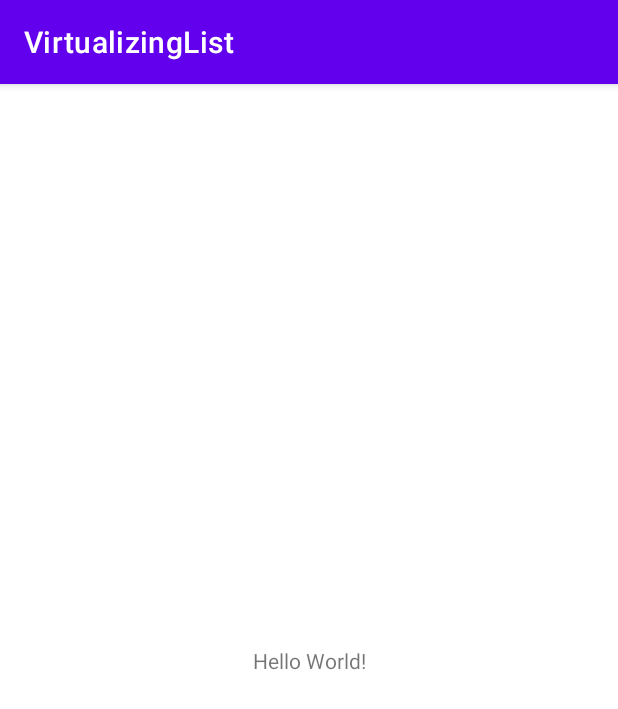
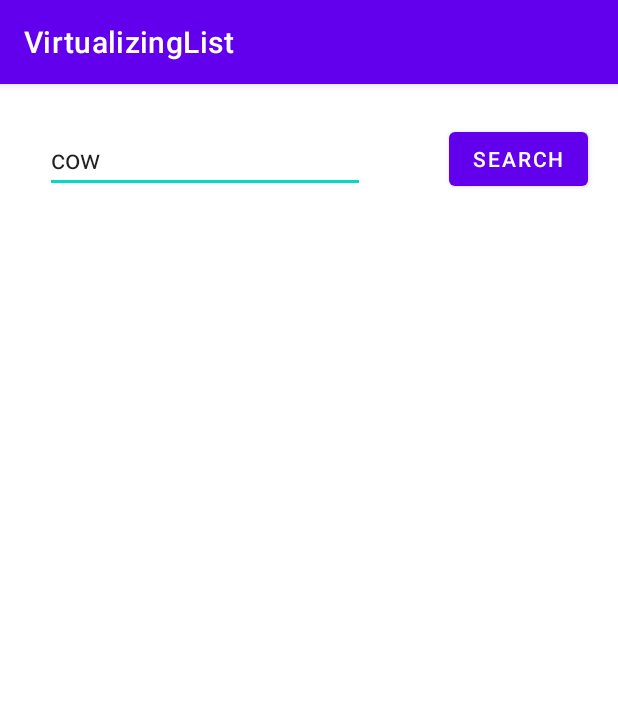
Before and after one commit to soapgu/VirtualizingList, an Android app: the screen it shows after launch (MainActivity), on a phone screen of 412 x 824 dp. Shown: the top 709 px of the screen. Run offline under Robolectric (Android 15) with nearby library versions, the phone set to English and light mode, and no system bars; our stand-ins replace RxJava, data binding, paging; 1 statement that could not run was skipped.

Commit message:
1 add PhotoAdapter extends PagingDataAdapter 2 add item layout 3 add MainViewModel 4 add dataBinding = true

```diff
--- a/app/build.gradle
+++ b/app/build.gradle
@@ -26,6 +26,9 @@ android {
         sourceCompatibility JavaVersion.VERSION_1_8
         targetCompatibility JavaVersion.VERSION_1_8
     }
+    buildFeatures {
+        dataBinding = true
+    }
 }
 
 dependencies {
--- a/app/src/main/java/com/soapdemo/virtualizinglist/MainActivity.java
+++ b/app/src/main/java/com/soapdemo/virtualizinglist/MainActivity.java
@@ -1,14 +1,23 @@
 package com.soapdemo.virtualizinglist;
 
 import androidx.appcompat.app.AppCompatActivity;
+import androidx.databinding.DataBindingUtil;
+import androidx.lifecycle.ViewModelProvider;
 
 import android.os.Bundle;
+
+import com.soapdemo.virtualizinglist.databinding.ActivityMainBinding;
+import com.soapdemo.virtualizinglist.viewmodel.MainViewModel;
 
 public class MainActivity extends AppCompatActivity {
 
     @Override
     protected void onCreate(Bundle savedInstanceState) {
         super.onCreate(savedInstanceState);
-        setContentView(R.layout.activity_main);
+        MainViewModel viewModel = new ViewModelProvider(this,
+                ViewModelProvider.AndroidViewModelFactory.getInstance(this.getApplication()))
+                .get(MainViewModel.class);
+        ActivityMainBinding binding  = DataBindingUtil.setContentView(this, R.layout.activity_main);
+        binding.setDatacontext( viewModel );
     }
 }
--- /dev/null
+++ b/app/src/main/java/com/soapdemo/virtualizinglist/viewmodel/MainViewModel.java
@@ -0,0 +1,40 @@
+package com.soapdemo.virtualizinglist.viewmodel;
+
+import android.app.Application;
+
+import androidx.annotation.NonNull;
+import androidx.databinding.Bindable;
+import androidx.databinding.library.baseAdapters.BR;
+
+import com.soapdemo.virtualizinglist.api.UnsplashService;
+import com.soapdemo.virtualizinglist.data.PhotoRepository;
+
+public class MainViewModel extends ObservableViewModel {
+
+    private PhotoRepository repository;
+    private String searchKey = "cow";
+
+    public MainViewModel(@NonNull Application application) {
+        super(application);
+        UnsplashService unsplashService = new UnsplashService();
+        repository = new PhotoRepository(unsplashService);
+    }
+
+    @Bindable
+    public String getSearchKey() {
+        return searchKey;
+    }
+
+    public void setSearchKey(String searchKey) {
+        if(!searchKey.equals(this.searchKey)) {
+            this.searchKey = searchKey;
+            notifyPropertyChanged(BR.searchKey);
+        }
+    }
+
+    public void Search()
+    {
+        String aaa = this.searchKey;
+    }
+
+}
--- /dev/null
+++ b/app/src/main/java/com/soapdemo/virtualizinglist/viewmodel/ObservableViewModel.java
@@ -0,0 +1,40 @@
+package com.soapdemo.virtualizinglist.viewmodel;
+
+import android.app.Application;
+
+import androidx.annotation.NonNull;
+import androidx.databinding.Observable;
+import androidx.databinding.PropertyChangeRegistry;
+import androidx.lifecycle.AndroidViewModel;
+
+class ObservableViewModel extends AndroidViewModel implements Observable {
+    private PropertyChangeRegistry callbacks = new PropertyChangeRegistry();
+
+    public ObservableViewModel(@NonNull Application application) {
+        super(application);
+    }
+
+    @Override
+    public void addOnPropertyChangedCallback(
+            Observable.OnPropertyChangedCallback callback) {
+        callbacks.add(callback);
+    }
+
+    @Override
+    public void removeOnPropertyChangedCallback(
+            Observable.OnPropertyChangedCallback callback) {
+        callbacks.remove(callback);
+    }
+
+    /**
+     * Notifies observers that a specific property has changed. The getter for the
+     * property that changes should be marked with the @Bindable annotation to
+     * generate a field in the BR class to be used as the fieldId parameter.
+     *
+     * @param fieldId The generated BR id for the Bindable field.
+     */
+    void notifyPropertyChanged(int fieldId) {
+        callbacks.notifyCallbacks(this, fieldId, null);
+    }
+
+}
--- a/app/src/main/res/layout/activity_main.xml
+++ b/app/src/main/res/layout/activity_main.xml
@@ -1,18 +1,52 @@
 <?xml version="1.0" encoding="utf-8"?>
-<androidx.constraintlayout.widget.ConstraintLayout xmlns:android="http://schemas.android.com/apk/res/android"
+<layout xmlns:android="http://schemas.android.com/apk/res/android"
     xmlns:app="http://schemas.android.com/apk/res-auto"
-    xmlns:tools="http://schemas.android.com/tools"
+    xmlns:tools="http://schemas.android.com/tools">
+
+    <data>
+        <variable
+            name="datacontext"
+            type="com.soapdemo.virtualizinglist.viewmodel.MainViewModel" />
+    </data>
+
+    <androidx.constraintlayout.widget.ConstraintLayout
         android:layout_width="match_parent"
         android:layout_height="match_parent"
         tools:context=".MainActivity">
 
-    <TextView
+        <androidx.constraintlayout.widget.ConstraintLayout
+            android:id="@+id/panel_bar"
+            android:layout_width="match_parent"
+            android:layout_height="100dp"
+            app:layout_constraintEnd_toEndOf="parent"
+            app:layout_constraintStart_toStartOf="parent"
+            app:layout_constraintTop_toTopOf="parent">
+
+            <EditText
+                android:id="@+id/txt_search"
                 android:layout_width="wrap_content"
                 android:layout_height="wrap_content"
-        android:text="Hello World!"
+                android:layout_marginStart="30dp"
+                android:ems="10"
+                android:inputType="textPersonName"
+                android:text="@={datacontext.searchKey}"
                 app:layout_constraintBottom_toBottomOf="parent"
-        app:layout_constraintLeft_toLeftOf="parent"
-        app:layout_constraintRight_toRightOf="parent"
-        app:layout_constraintTop_toTopOf="parent" />
+                app:layout_constraintStart_toStartOf="parent"
+                app:layout_constraintTop_toTopOf="parent"
+                tools:ignore="LabelFor"
+                android:importantForAutofill="no" />
 
+            <Button
+                android:id="@+id/button_search"
+                android:onClick="@{()->datacontext.Search()}"
+                android:layout_width="wrap_content"
+                android:layout_height="wrap_content"
+                android:layout_marginEnd="20dp"
+                android:text="Search"
+                app:layout_constraintBottom_toBottomOf="parent"
+                app:layout_constraintEnd_toEndOf="parent"
+                app:layout_constraintTop_toTopOf="parent"
+                tools:ignore="HardcodedText" />
         </androidx.constraintlayout.widget.ConstraintLayout>
+    </androidx.constraintlayout.widget.ConstraintLayout>
+</layout>
```
Also changed, not shown: app/src/main/java/com/soapdemo/virtualizinglist/ui/PhotoAdapter.java (added, +49 -0 lines), app/src/main/res/layout/photo_item.xml (added, +25 -0 lines). Lines whose indentation alone changed are shown as unchanged.
